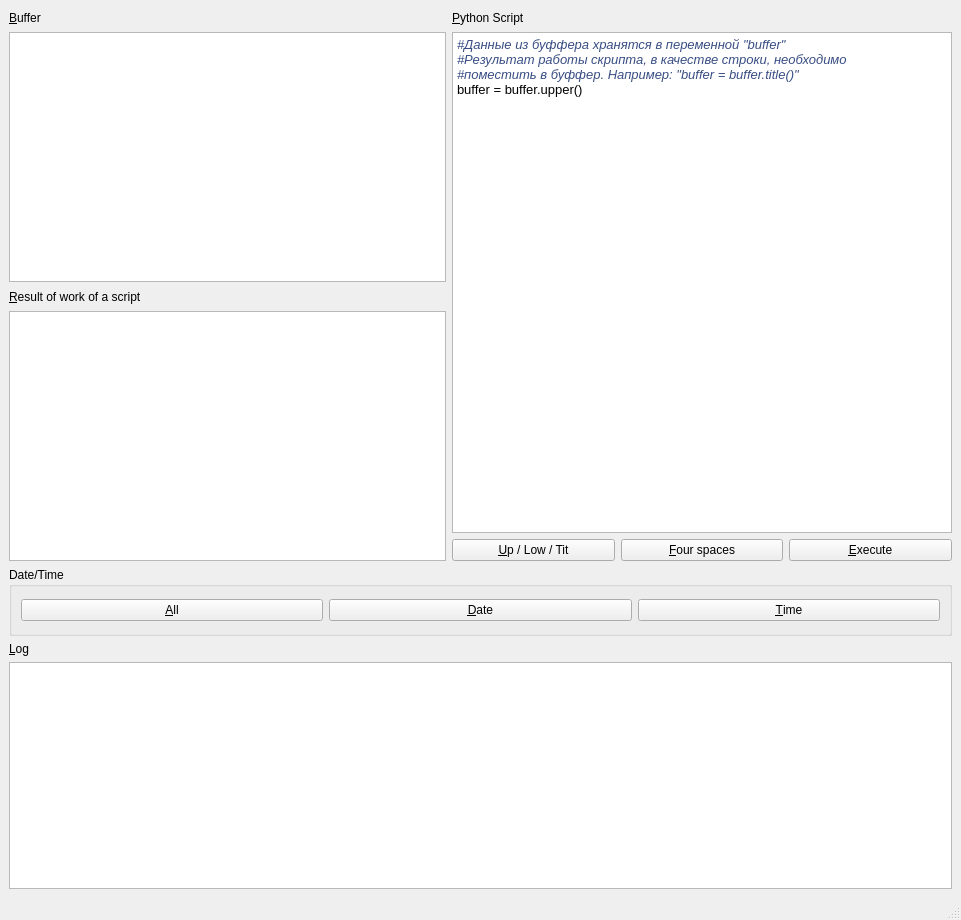
First picture: the form in PythonScriptSupportQtWidgets/mainwindow.ui, repository Mr-Morgan/Internships, before the edit.
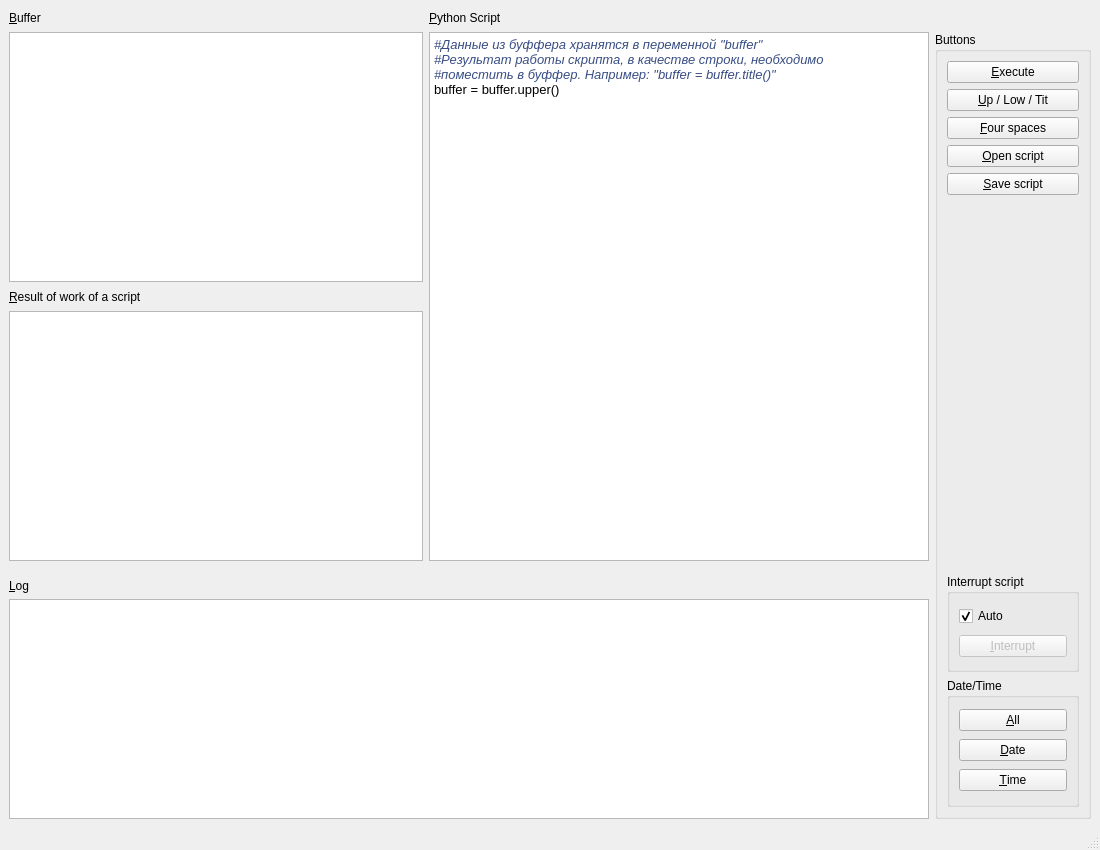
Second picture: the form after the edit.

The edit to the form file:
```diff
--- a/PythonScriptSupportQtWidgets/mainwindow.ui
+++ b/PythonScriptSupportQtWidgets/mainwindow.ui
@@ -6,14 +6,14 @@
    <rect>
     <x>0</x>
     <y>0</y>
-    <width>961</width>
-    <height>920</height>
+    <width>1100</width>
+    <height>850</height>
    </rect>
   </property>
   <property name="minimumSize">
    <size>
     <width>960</width>
-    <height>920</height>
+    <height>850</height>
    </size>
   </property>
   <property name="windowTitle">
@@ -37,78 +37,150 @@
       </property>
      </widget>
     </item>
-    <item row="8" column="0" colspan="4">
-     <widget class="QTextEdit" name="logEdit">
-      <property name="minimumSize">
-       <size>
-        <width>0</width>
-        <height>200</height>
-       </size>
+    <item row="0" column="1" colspan="2">
+     <widget class="QLabel" name="label_2">
+      <property name="text">
+       <string>&amp;Python Script</string>
       </property>
-      <property name="font">
-       <font>
-        <pointsize>10</pointsize>
-        <italic>true</italic>
-       </font>
-      </property>
-      <property name="readOnly">
-       <bool>true</bool>
-      </property>
-      <property name="html">
-       <string>&lt;!DOCTYPE HTML PUBLIC &quot;-//W3C//DTD HTML 4.0//EN&quot; &quot;http://www.w3.org/TR/REC-html40/strict.dtd&quot;&gt;
-&lt;html&gt;&lt;head&gt;&lt;meta name=&quot;qrichtext&quot; content=&quot;1&quot; /&gt;&lt;style type=&quot;text/css&quot;&gt;
-p, li { white-space: pre-wrap; }
-&lt;/style&gt;&lt;/head&gt;&lt;body style=&quot; font-family:'Ubuntu'; font-size:10pt; font-weight:400; font-style:italic;&quot;&gt;
-&lt;p style=&quot;-qt-paragraph-type:empty; margin-top:0px; margin-bottom:0px; margin-left:0px; margin-right:0px; -qt-block-indent:0; text-indent:0px;&quot;&gt;&lt;br /&gt;&lt;/p&gt;&lt;/body&gt;&lt;/html&gt;</string>
+      <property name="buddy">
+       <cstring>pyScriptEdit</cstring>
       </property>
      </widget>
     </item>
-    <item row="6" column="0" colspan="4">
-     <widget class="QGroupBox" name="groupBox">
-      <property name="minimumSize">
-       <size>
-        <width>0</width>
-        <height>69</height>
-       </size>
-      </property>
+    <item row="1" column="3" rowspan="8">
+     <widget class="QGroupBox" name="groupBox_2">
       <property name="title">
-       <string>Date/Time</string>
+       <string>Buttons</string>
       </property>
-      <layout class="QGridLayout" name="gridLayout_2">
+      <layout class="QGridLayout" name="gridLayout_3">
+       <item row="8" column="0">
+        <widget class="QGroupBox" name="groupBox">
+         <property name="minimumSize">
+          <size>
+           <width>0</width>
+           <height>129</height>
+          </size>
+         </property>
+         <property name="maximumSize">
+          <size>
+           <width>16777215</width>
+           <height>129</height>
+          </size>
+         </property>
+         <property name="title">
+          <string>Date/Time</string>
+         </property>
+         <layout class="QGridLayout" name="gridLayout_2">
+          <item row="0" column="0">
+           <widget class="QPushButton" name="dateTimeAllButton">
+            <property name="text">
+             <string>&amp;All</string>
+            </property>
+           </widget>
+          </item>
+          <item row="1" column="0">
+           <widget class="QPushButton" name="dateTimeOnlyDateButton">
+            <property name="text">
+             <string>&amp;Date</string>
+            </property>
+           </widget>
+          </item>
+          <item row="2" column="0">
+           <widget class="QPushButton" name="dateTimeOnlyTimeButton">
+            <property name="text">
+             <string>&amp;Time</string>
+            </property>
+           </widget>
+          </item>
+         </layout>
+        </widget>
+       </item>
+       <item row="2" column="0">
+        <widget class="QPushButton" name="fourSpacesButton">
+         <property name="text">
+          <string>&amp;Four spaces</string>
+         </property>
+        </widget>
+       </item>
+       <item row="1" column="0">
+        <widget class="QPushButton" name="UpperLowerTitleButton">
+         <property name="text">
+          <string>&amp;Up / Low / Tit</string>
+         </property>
+        </widget>
+       </item>
+       <item row="6" column="0">
+        <spacer name="verticalSpacer">
+         <property name="orientation">
+          <enum>Qt::Vertical</enum>
+         </property>
+         <property name="sizeHint" stdset="0">
+          <size>
+           <width>20</width>
+           <height>40</height>
+          </size>
+         </property>
+        </spacer>
+       </item>
+       <item row="3" column="0">
+        <widget class="QPushButton" name="openButton">
+         <property name="text">
+          <string>&amp;Open script</string>
+         </property>
+        </widget>
+       </item>
        <item row="0" column="0">
-        <widget class="QPushButton" name="dateTimeAllButton">
+        <widget class="QPushButton" name="pushButton">
          <property name="text">
-          <string>&amp;All</string>
+          <string>&amp;Execute</string>
          </property>
         </widget>
        </item>
-       <item row="0" column="1">
-        <widget class="QPushButton" name="dateTimeOnlyDateButton">
+       <item row="4" column="0">
+        <widget class="QPushButton" name="saveButton">
          <property name="text">
-          <string>&amp;Date</string>
+          <string>&amp;Save script</string>
          </property>
         </widget>
        </item>
-       <item row="0" column="2">
-        <widget class="QPushButton" name="dateTimeOnlyTimeButton">
-         <property name="text">
-          <string>&amp;Time</string>
+       <item row="7" column="0">
+        <widget class="QGroupBox" name="groupBox_3">
+         <property name="minimumSize">
+          <size>
+           <width>132</width>
+           <height>98</height>
+          </size>
          </property>
+         <property name="title">
+          <string>Interrupt script</string>
+         </property>
+         <layout class="QGridLayout" name="gridLayout_4">
+          <item row="0" column="0">
+           <widget class="QCheckBox" name="checkBox">
+            <property name="text">
+             <string>Auto</string>
+            </property>
+            <property name="checked">
+             <bool>true</bool>
+            </property>
+           </widget>
+          </item>
+          <item row="1" column="0">
+           <widget class="QPushButton" name="interruptButton">
+            <property name="enabled">
+             <bool>false</bool>
+            </property>
+            <property name="text">
+             <string>&amp;Interrupt</string>
+            </property>
+           </widget>
+          </item>
+         </layout>
         </widget>
        </item>
       </layout>
      </widget>
     </item>
-    <item row="7" column="0" colspan="4">
-     <widget class="QLabel" name="label_4">
-      <property name="text">
-       <string>&amp;Log</string>
-      </property>
-      <property name="buddy">
-       <cstring>logEdit</cstring>
-      </property>
-     </widget>
-    </item>
     <item row="3" column="0" rowspan="2">
      <widget class="QTextEdit" name="resultEdit">
       <property name="minimumSize">
@@ -135,6 +207,16 @@
       </property>
      </widget>
     </item>
+    <item row="7" column="0" colspan="3">
+     <widget class="QLabel" name="label_4">
+      <property name="text">
+       <string>&amp;Log</string>
+      </property>
+      <property name="buddy">
+       <cstring>logEdit</cstring>
+      </property>
+     </widget>
+    </item>
     <item row="1" column="0">
      <widget class="QTextEdit" name="textEdit">
       <property name="minimumSize">
@@ -145,14 +227,33 @@
       </property>
      </widget>
     </item>
-    <item row="4" column="1">
-     <widget class="QPushButton" name="UpperLowerTitleButton">
-      <property name="text">
-       <string>&amp;Up / Low / Tit</string>
+    <item row="8" column="0" colspan="3">
+     <widget class="QTextEdit" name="logEdit">
+      <property name="minimumSize">
+       <size>
+        <width>0</width>
+        <height>200</height>
+       </size>
+      </property>
+      <property name="font">
+       <font>
+        <pointsize>10</pointsize>
+        <italic>true</italic>
+       </font>
+      </property>
+      <property name="readOnly">
+       <bool>true</bool>
+      </property>
+      <property name="html">
+       <string>&lt;!DOCTYPE HTML PUBLIC &quot;-//W3C//DTD HTML 4.0//EN&quot; &quot;http://www.w3.org/TR/REC-html40/strict.dtd&quot;&gt;
+&lt;html&gt;&lt;head&gt;&lt;meta name=&quot;qrichtext&quot; content=&quot;1&quot; /&gt;&lt;style type=&quot;text/css&quot;&gt;
+p, li { white-space: pre-wrap; }
+&lt;/style&gt;&lt;/head&gt;&lt;body style=&quot; font-family:'Ubuntu'; font-size:10pt; font-weight:400; font-style:italic;&quot;&gt;
+&lt;p style=&quot;-qt-paragraph-type:empty; margin-top:0px; margin-bottom:0px; margin-left:0px; margin-right:0px; -qt-block-indent:0; text-indent:0px;&quot;&gt;&lt;br /&gt;&lt;/p&gt;&lt;/body&gt;&lt;/html&gt;</string>
       </property>
      </widget>
     </item>
-    <item row="1" column="1" rowspan="3" colspan="3">
+    <item row="1" column="1" rowspan="4" colspan="2">
      <widget class="QTextEdit" name="pyScriptEdit">
       <property name="minimumSize">
        <size>
@@ -172,30 +273,6 @@
       </property>
      </widget>
     </item>
-    <item row="4" column="3">
-     <widget class="QPushButton" name="pushButton">
-      <property name="text">
-       <string>&amp;Execute</string>
-      </property>
-     </widget>
-    </item>
-    <item row="0" column="1" colspan="3">
-     <widget class="QLabel" name="label_2">
-      <property name="text">
-       <string>&amp;Python Script</string>
-      </property>
-      <property name="buddy">
-       <cstring>pyScriptEdit</cstring>
-      </property>
-     </widget>
-    </item>
-    <item row="4" column="2">
-     <widget class="QPushButton" name="fourSpacesButton">
-      <property name="text">
-       <string>&amp;Four spaces</string>
-      </property>
-     </widget>
-    </item>
    </layout>
   </widget>
   <widget class="QMenuBar" name="menubar">
```
Left out of the diff: 3 changed lines with no effect on the pictures.
